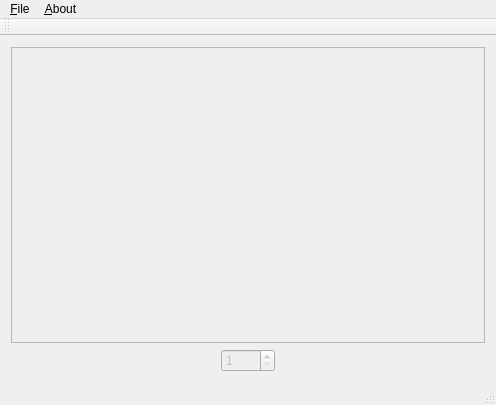
The window that mainwindow.ui (Risca/display_8bit_dgate_data) describes before a commit, drawn with Qt 5.
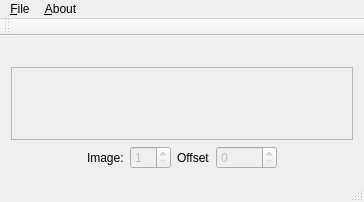
The same window after the commit. Custom widgets are drawn as their Qt base class.

```diff
--- a/mainwindow.ui
+++ b/mainwindow.ui
@@ -6,8 +6,8 @@
    <rect>
     <x>0</x>
     <y>0</y>
-    <width>496</width>
-    <height>405</height>
+    <width>364</width>
+    <height>202</height>
    </rect>
   </property>
   <property name="windowTitle">
@@ -15,6 +15,16 @@
   </property>
   <widget class="QWidget" name="centralWidget">
    <layout class="QVBoxLayout" name="verticalLayout">
+    <item>
+     <widget class="QLabel" name="imageHeaderLabel">
+      <property name="text">
+       <string/>
+      </property>
+      <property name="alignment">
+       <set>Qt::AlignCenter</set>
+      </property>
+     </widget>
+    </item>
     <item>
      <widget class="QScrollArea" name="scrollArea">
       <property name="focusPolicy">
@@ -31,8 +41,8 @@
         <rect>
          <x>0</x>
          <y>0</y>
-         <width>474</width>
-         <height>296</height>
+         <width>342</width>
+         <height>65</height>
         </rect>
        </property>
        <layout class="QHBoxLayout" name="horizontalLayout">
@@ -63,17 +73,49 @@
        </spacer>
       </item>
       <item>
-       <widget class="QSpinBox" name="imageSpinBox">
-        <property name="enabled">
-         <bool>false</bool>
+       <layout class="QFormLayout" name="formLayout_2">
+        <property name="fieldGrowthPolicy">
+         <enum>QFormLayout::AllNonFixedFieldsGrow</enum>
         </property>
-        <property name="minimum">
-         <number>1</number>
-        </property>
-        <property name="maximum">
-         <number>1024</number>
-        </property>
-       </widget>
+        <item row="1" column="0">
+         <widget class="QLabel" name="imageCountLabel">
+          <property name="text">
+           <string>Image:</string>
+          </property>
+         </widget>
+        </item>
+        <item row="1" column="1">
+         <widget class="QSpinBox" name="imageCountSpinBox">
+          <property name="enabled">
+           <bool>false</bool>
+          </property>
+          <property name="minimum">
+           <number>1</number>
+          </property>
+         </widget>
+        </item>
+       </layout>
+      </item>
+      <item>
+       <layout class="QFormLayout" name="formLayout">
+        <item row="0" column="0">
+         <widget class="QLabel" name="offsetLabel">
+          <property name="text">
+           <string>Offset</string>
+          </property>
+         </widget>
+        </item>
+        <item row="0" column="1">
+         <widget class="HexSpinBox" name="offsetSpinBox">
+          <property name="enabled">
+           <bool>false</bool>
+          </property>
+          <property name="maximum">
+           <number>65535</number>
+          </property>
+         </widget>
+        </item>
+       </layout>
       </item>
       <item>
        <spacer name="horizontalSpacer_2">
@@ -105,7 +147,7 @@
     <rect>
      <x>0</x>
      <y>0</y>
-     <width>496</width>
+     <width>364</width>
      <height>22</height>
     </rect>
    </property>
@@ -149,9 +191,13 @@
   </action>
  </widget>
  <layoutdefault spacing="6" margin="11"/>
- <tabstops>
-  <tabstop>imageSpinBox</tabstop>
- </tabstops>
+ <customwidgets>
+  <customwidget>
+   <class>HexSpinBox</class>
+   <extends>QSpinBox</extends>
+   <header>hexspinbox.h</header>
+  </customwidget>
+ </customwidgets>
  <resources/>
  <connections>
   <connection>
```
